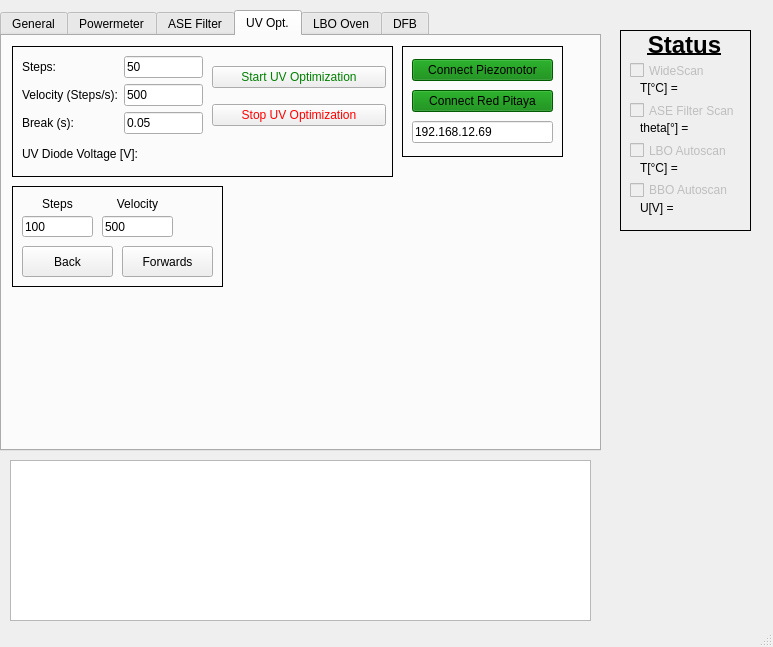
Before: the Qt Designer form pulsed_laser_interface.ui in XenoBene/PulsedLaserGUI, drawn with Qt 5.
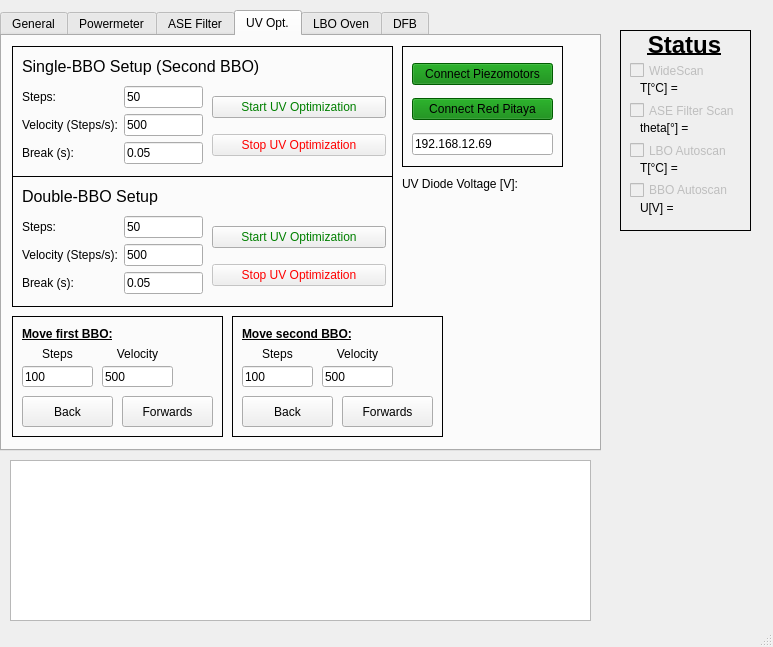
After: the same form once the commit is applied. The open tabs and pages were chosen to show the change.

```diff
--- a/pulsed_laser_interface.ui
+++ b/pulsed_laser_interface.ui
@@ -1082,10 +1082,10 @@
      <widget class="QFrame" name="frame_10">
       <property name="geometry">
        <rect>
-        <x>10</x>
-        <y>150</y>
+        <x>230</x>
+        <y>280</y>
         <width>211</width>
-        <height>101</height>
+        <height>121</height>
        </rect>
       </property>
       <property name="frameShape">
@@ -1098,7 +1098,7 @@
        <property name="geometry">
         <rect>
          <x>10</x>
-         <y>10</y>
+         <y>30</y>
          <width>71</width>
          <height>16</height>
         </rect>
@@ -1114,7 +1114,7 @@
        <property name="geometry">
         <rect>
          <x>10</x>
-         <y>30</y>
+         <y>50</y>
          <width>71</width>
          <height>21</height>
         </rect>
@@ -1127,7 +1127,7 @@
        <property name="geometry">
         <rect>
          <x>10</x>
-         <y>60</y>
+         <y>80</y>
          <width>91</width>
          <height>31</height>
         </rect>
@@ -1140,7 +1140,7 @@
        <property name="geometry">
         <rect>
          <x>110</x>
-         <y>60</y>
+         <y>80</y>
          <width>91</width>
          <height>31</height>
         </rect>
@@ -1153,7 +1153,7 @@
        <property name="geometry">
         <rect>
          <x>90</x>
-         <y>30</y>
+         <y>50</y>
          <width>71</width>
          <height>21</height>
         </rect>
@@ -1166,7 +1166,7 @@
        <property name="geometry">
         <rect>
          <x>90</x>
-         <y>10</y>
+         <y>30</y>
          <width>71</width>
          <height>16</height>
         </rect>
@@ -1178,6 +1178,26 @@
         <set>Qt::AlignCenter</set>
        </property>
       </widget>
+      <widget class="QLabel" name="label_22">
+       <property name="geometry">
+        <rect>
+         <x>10</x>
+         <y>10</y>
+         <width>161</width>
+         <height>16</height>
+        </rect>
+       </property>
+       <property name="font">
+        <font>
+         <weight>75</weight>
+         <bold>true</bold>
+         <underline>true</underline>
+        </font>
+       </property>
+       <property name="text">
+        <string>Move second BBO:</string>
+       </property>
+      </widget>
      </widget>
      <widget class="QFrame" name="frame_11">
       <property name="geometry">
@@ -1198,7 +1218,7 @@
        <property name="geometry">
         <rect>
          <x>10</x>
-         <y>10</y>
+         <y>40</y>
          <width>181</width>
          <height>85</height>
         </rect>
@@ -1261,7 +1281,7 @@
        <property name="geometry">
         <rect>
          <x>200</x>
-         <y>10</y>
+         <y>40</y>
          <width>174</width>
          <height>81</height>
         </rect>
@@ -1279,6 +1299,9 @@
         </item>
         <item>
          <widget class="QPushButton" name="bbo_button_stopUvScan">
+          <property name="enabled">
+           <bool>false</bool>
+          </property>
           <property name="styleSheet">
            <string notr="true">color: red</string>
           </property>
@@ -1289,17 +1312,22 @@
         </item>
        </layout>
       </widget>
-      <widget class="QLabel" name="bbo_label_diodeVoltage">
+      <widget class="QLabel" name="label_19">
        <property name="geometry">
         <rect>
          <x>10</x>
-         <y>100</y>
-         <width>241</width>
-         <height>16</height>
+         <y>10</y>
+         <width>361</width>
+         <height>21</height>
         </rect>
        </property>
+       <property name="font">
+        <font>
+         <pointsize>12</pointsize>
+        </font>
+       </property>
        <property name="text">
-        <string>UV Diode Voltage [V]:</string>
+        <string>Single-BBO Setup (Second BBO)</string>
        </property>
       </widget>
      </widget>
@@ -1309,7 +1337,7 @@
         <x>400</x>
         <y>10</y>
         <width>161</width>
-        <height>111</height>
+        <height>121</height>
        </rect>
       </property>
       <property name="frameShape">
@@ -1324,7 +1352,7 @@
          <x>10</x>
          <y>10</y>
          <width>141</width>
-         <height>91</height>
+         <height>109</height>
         </rect>
        </property>
        <layout class="QVBoxLayout" name="verticalLayout_6">
@@ -1334,7 +1362,7 @@
            <string notr="true">background-color: green</string>
           </property>
           <property name="text">
-           <string>Connect Piezomotor</string>
+           <string>Connect Piezomotors</string>
           </property>
           <property name="checkable">
            <bool>true</bool>
@@ -1364,6 +1392,271 @@
        </layout>
       </widget>
      </widget>
+     <widget class="QFrame" name="frame_12">
+      <property name="geometry">
+       <rect>
+        <x>10</x>
+        <y>140</y>
+        <width>381</width>
+        <height>131</height>
+       </rect>
+      </property>
+      <property name="frameShape">
+       <enum>QFrame::Box</enum>
+      </property>
+      <property name="frameShadow">
+       <enum>QFrame::Plain</enum>
+      </property>
+      <widget class="QWidget" name="formLayoutWidget_2">
+       <property name="geometry">
+        <rect>
+         <x>10</x>
+         <y>40</y>
+         <width>181</width>
+         <height>85</height>
+        </rect>
+       </property>
+       <layout class="QFormLayout" name="formLayout_2">
+        <property name="labelAlignment">
+         <set>Qt::AlignLeading|Qt::AlignLeft|Qt::AlignVCenter</set>
+        </property>
+        <property name="formAlignment">
+         <set>Qt::AlignHCenter|Qt::AlignTop</set>
+        </property>
+        <item row="0" column="0">
+         <widget class="QLabel" name="bbo_label_steps_2">
+          <property name="text">
+           <string>Steps:</string>
+          </property>
+          <property name="alignment">
+           <set>Qt::AlignLeading|Qt::AlignLeft|Qt::AlignVCenter</set>
+          </property>
+         </widget>
+        </item>
+        <item row="0" column="1">
+         <widget class="QLineEdit" name="bbo_lineEdit_steps_double">
+          <property name="text">
+           <string>50</string>
+          </property>
+         </widget>
+        </item>
+        <item row="1" column="0">
+         <widget class="QLabel" name="bbo_label_velocity_2">
+          <property name="text">
+           <string>Velocity (Steps/s):</string>
+          </property>
+         </widget>
+        </item>
+        <item row="1" column="1">
+         <widget class="QLineEdit" name="bbo_lineEdit_scanVelocity_double">
+          <property name="text">
+           <string>500</string>
+          </property>
+         </widget>
+        </item>
+        <item row="2" column="0">
+         <widget class="QLabel" name="bbo_label_break_2">
+          <property name="text">
+           <string>Break (s):</string>
+          </property>
+         </widget>
+        </item>
+        <item row="2" column="1">
+         <widget class="QLineEdit" name="bbo_lineEdit_break_double">
+          <property name="text">
+           <string>0.05</string>
+          </property>
+         </widget>
+        </item>
+       </layout>
+      </widget>
+      <widget class="QWidget" name="verticalLayoutWidget_9">
+       <property name="geometry">
+        <rect>
+         <x>200</x>
+         <y>40</y>
+         <width>174</width>
+         <height>81</height>
+        </rect>
+       </property>
+       <layout class="QVBoxLayout" name="verticalLayout_13">
+        <item>
+         <widget class="QPushButton" name="bbo_button_startUvScan_double">
+          <property name="styleSheet">
+           <string notr="true">color: green</string>
+          </property>
+          <property name="text">
+           <string>Start UV Optimization</string>
+          </property>
+         </widget>
+        </item>
+        <item>
+         <widget class="QPushButton" name="bbo_button_stopUvScan_double">
+          <property name="enabled">
+           <bool>false</bool>
+          </property>
+          <property name="styleSheet">
+           <string notr="true">color: red</string>
+          </property>
+          <property name="text">
+           <string>Stop UV Optimization</string>
+          </property>
+         </widget>
+        </item>
+       </layout>
+      </widget>
+      <widget class="QLabel" name="label_20">
+       <property name="geometry">
+        <rect>
+         <x>10</x>
+         <y>10</y>
+         <width>361</width>
+         <height>21</height>
+        </rect>
+       </property>
+       <property name="font">
+        <font>
+         <pointsize>12</pointsize>
+        </font>
+       </property>
+       <property name="text">
+        <string>Double-BBO Setup</string>
+       </property>
+      </widget>
+     </widget>
+     <widget class="QLabel" name="bbo_label_diodeVoltage">
+      <property name="geometry">
+       <rect>
+        <x>400</x>
+        <y>140</y>
+        <width>191</width>
+        <height>16</height>
+       </rect>
+      </property>
+      <property name="text">
+       <string>UV Diode Voltage [V]:</string>
+      </property>
+     </widget>
+     <widget class="QFrame" name="frame_19">
+      <property name="geometry">
+       <rect>
+        <x>10</x>
+        <y>280</y>
+        <width>211</width>
+        <height>121</height>
+       </rect>
+      </property>
+      <property name="frameShape">
+       <enum>QFrame::Box</enum>
+      </property>
+      <property name="frameShadow">
+       <enum>QFrame::Plain</enum>
+      </property>
+      <widget class="QLabel" name="label_39">
+       <property name="geometry">
+        <rect>
+         <x>10</x>
+         <y>30</y>
+         <width>71</width>
+         <height>16</height>
+        </rect>
+       </property>
+       <property name="text">
+        <string>Steps</string>
+       </property>
+       <property name="alignment">
+        <set>Qt::AlignCenter</set>
+       </property>
+      </widget>
+      <widget class="QLineEdit" name="bbo_lineEdit_relativeSteps_front">
+       <property name="geometry">
+        <rect>
+         <x>10</x>
+         <y>50</y>
+         <width>71</width>
+         <height>21</height>
+        </rect>
+       </property>
+       <property name="text">
+        <string>100</string>
+       </property>
+      </widget>
+      <widget class="QPushButton" name="bbo_button_back_front">
+       <property name="geometry">
+        <rect>
+         <x>10</x>
+         <y>80</y>
+         <width>91</width>
+         <height>31</height>
+        </rect>
+       </property>
+       <property name="text">
+        <string>Back</string>
+       </property>
+      </widget>
+      <widget class="QPushButton" name="bbo_button_forwards_front">
+       <property name="geometry">
+        <rect>
+         <x>110</x>
+         <y>80</y>
+         <width>91</width>
+         <height>31</height>
+        </rect>
+       </property>
+       <property name="text">
+        <string>Forwards</string>
+       </property>
+      </widget>
+      <widget class="QLineEdit" name="bbo_lineEdit_velocity_front">
+       <property name="geometry">
+        <rect>
+         <x>90</x>
+         <y>50</y>
+         <width>71</width>
+         <height>21</height>
+        </rect>
+       </property>
+       <property name="text">
+        <string>500</string>
+       </property>
+      </widget>
+      <widget class="QLabel" name="label_23">
+       <property name="geometry">
+        <rect>
+         <x>90</x>
+         <y>30</y>
+         <width>71</width>
+         <height>16</height>
+        </rect>
+       </property>
+       <property name="text">
+        <string>Velocity</string>
+       </property>
+       <property name="alignment">
+        <set>Qt::AlignCenter</set>
+       </property>
+      </widget>
+      <widget class="QLabel" name="label_24">
+       <property name="geometry">
+        <rect>
+         <x>10</x>
+         <y>10</y>
+         <width>161</width>
+         <height>16</height>
+        </rect>
+       </property>
+       <property name="font">
+        <font>
+         <weight>75</weight>
+         <bold>true</bold>
+         <underline>true</underline>
+        </font>
+       </property>
+       <property name="text">
+        <string>Move first BBO:</string>
+       </property>
+      </widget>
+     </widget>
     </widget>
     <widget class="QWidget" name="tab_5">
      <attribute name="title">
```
